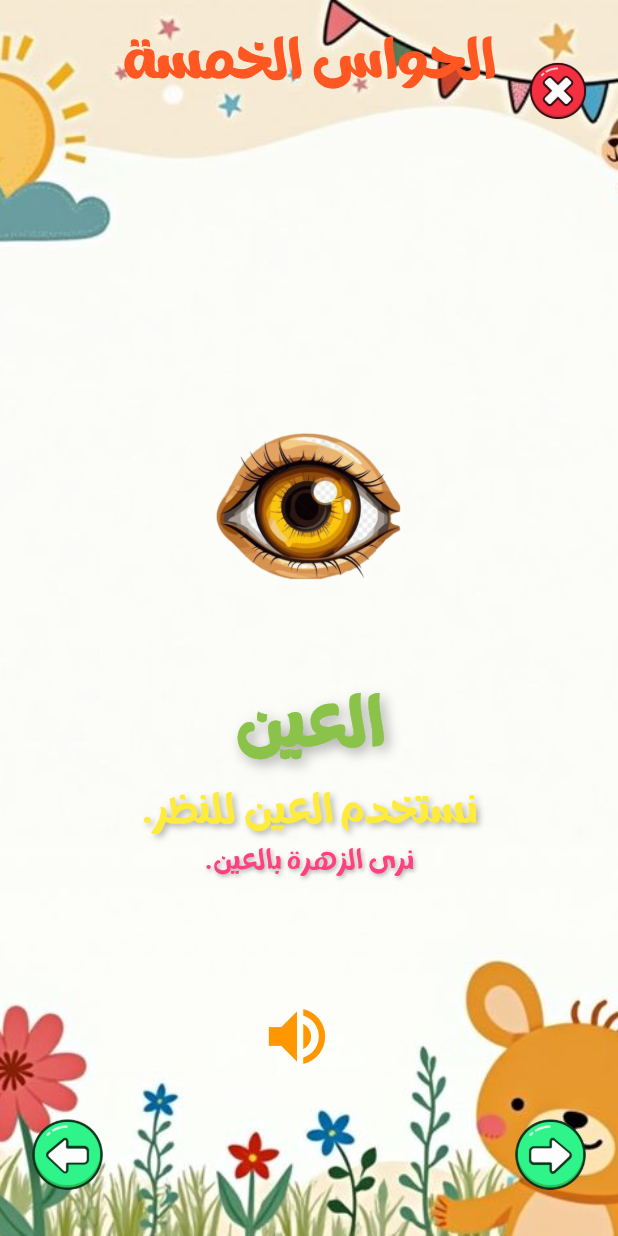
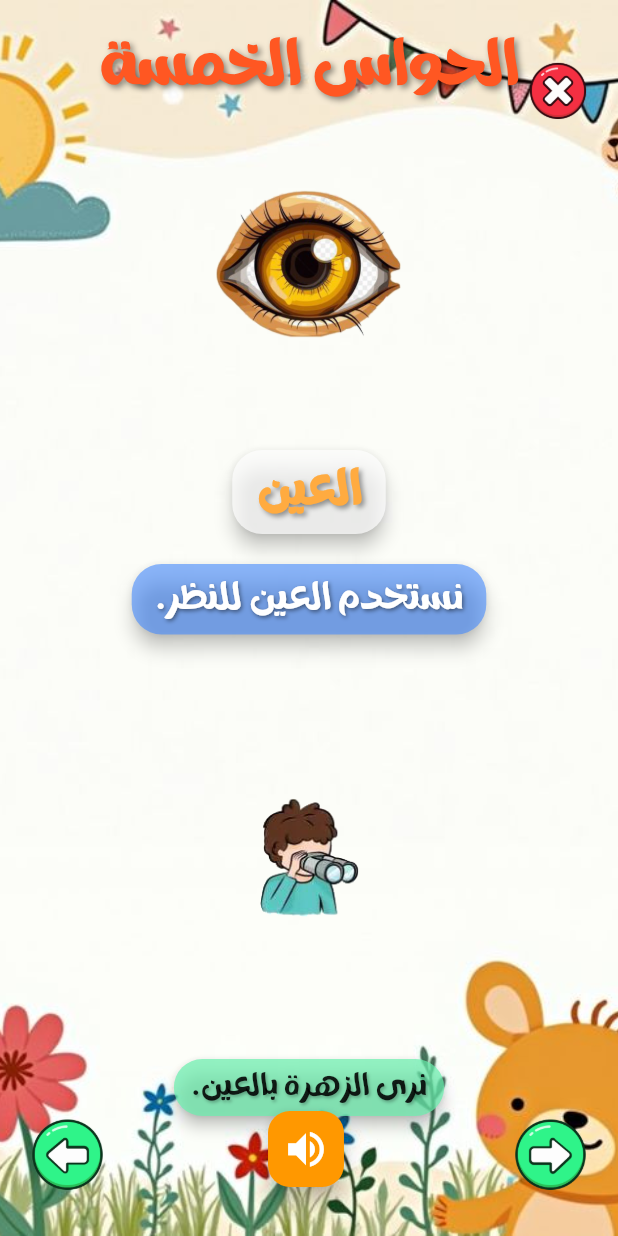
Before and after one commit to BatoolHardan/kids-education-app, a Flutter app: the LearnScreen screen opened directly, on a phone screen of 412 x 824 dp. Run offline on Flutter 3.47's test engine with Material 3 defaults, Android fonts, the phone set to English and light mode, and no system bars; our stand-ins replace audioplayers, cloud_firestore, firebase_auth, firebase_core, flutter_native_splash, font_awesome_flutter and 3 more; accounts and stored records are empty.

Commit message:
change file

```diff
--- a/lib/pages/learnscreen2.dart
+++ b/lib/pages/learnscreen2.dart
@@ -5,6 +5,7 @@ import 'package:pro5/Button/previous_button.dart';
 import 'package:pro5/animations/animates_image.dart';
 import 'package:pro5/animations/page_sound_controller.dart';
 import 'package:pro5/animations/sound_play.dart';
+import 'package:pro5/pages/onboarding/pulsing_screen.dart';
 import 'package:pro5/utils/navigation_utils.dart';
 import 'package:pro5/pages/HisaDetail/six_model.dart';
 
@@ -26,37 +27,19 @@ class LearnScreen extends StatefulWidget {
   State<LearnScreen> createState() => _LearnScreenState();
 }
 
-class _LearnScreenState extends State<LearnScreen>
-    with TickerProviderStateMixin {
+class _LearnScreenState extends State<LearnScreen> {
   late final PageController _pageController;
   late final DynamicPageController _controller;
   int _currentIndex = 0;
   late AnimationController _titleAnimationController;
   late AnimationController _descAnimationController;
   late AnimationController _exampleAnimationController;
+
   @override
   void initState() {
     super.initState();
     _pageController = PageController();
-    _titleAnimationController = AnimationController(
-      vsync: this,
-      duration: Duration(milliseconds: 800),
-    );
-    _descAnimationController = AnimationController(
-      vsync: this,
-      duration: Duration(milliseconds: 1000),
-    );
 
-    _exampleAnimationController = AnimationController(
-      vsync: this,
-      duration: Duration(milliseconds: 1200),
-    );
-    // بدء الأنيميشن بعد تأخير بسيط
-    Future.delayed(Duration(milliseconds: 300), () {
-      _titleAnimationController.forward();
-      _descAnimationController.forward();
-      _exampleAnimationController.forward();
-    });
     _controller = DynamicPageController(
       pageController: _pageController,
       soundManager: SoundManager(),
@@ -114,97 +97,114 @@ class _LearnScreenState extends State<LearnScreen>
                 ),
                 const SizedBox(height: 20),
 
-                AnimatedBuilder(
-                  animation: _titleAnimationController,
-                  builder: (context, child) {
-                    return Transform.translate(
-                      offset: Offset(
-                        0,
-                        (1 - _titleAnimationController.value) * 50,
+                // النص الأول
+                Card(
+                  color: Colors.white.withOpacity(0.7),
+                  shape: RoundedRectangleBorder(
+                    borderRadius: BorderRadius.circular(20),
                   ),
-                      child: Opacity(
-                        opacity: _titleAnimationController.value,
+                  elevation: 5,
+                  child: Padding(
+                    padding: const EdgeInsets.symmetric(
+                      horizontal: 16,
+                      vertical: 8,
+                    ),
                     child: Text(
                       currentItem.title,
-                          style: TextStyle(
-                            fontSize: 40,
+                      style: const TextStyle(
+                        fontSize: 28,
                         fontWeight: FontWeight.bold,
-                            color: Colors.lightGreen,
+                        color: Colors.orangeAccent,
                         fontFamily: 'Ghayaty',
                         shadows: [
                           Shadow(
-                                color: Colors.black.withOpacity(0.3),
-                                blurRadius: 10,
-                                offset: Offset(3, 3),
-                              ),
-                            ],
-                          ),
-                        ),
-                      ),
-                    );
-                  },
-                ),
-
-                const SizedBox(height: 10),
-
-                // النص الثاني (الوصف)
-                AnimatedBuilder(
-                  animation: _descAnimationController,
-                  builder: (context, child) {
-                    return Transform.scale(
-                      scale: _descAnimationController.value,
-                      child: Opacity(
-                        opacity: _descAnimationController.value,
-                        child: Text(
-                          currentItem.desc,
-                          style: TextStyle(
-                            fontSize: 24,
-                            color: Colors.yellow,
-                            fontFamily: 'Ghayaty',
-                            shadows: [
-                              Shadow(
-                                color: Colors.black.withOpacity(0.3),
-                                blurRadius: 5,
+                            blurRadius: 4,
+                            color: Colors.black38,
                             offset: Offset(2, 2),
                           ),
                         ],
                       ),
+                      textAlign: TextAlign.center,
                     ),
                   ),
-                    );
-                  },
+                ),
+                const SizedBox(height: 12),
+
+                // النص الثاني (الوصف)
+                Card(
+                  color: Colors.blueAccent.withOpacity(0.6),
+                  shape: RoundedRectangleBorder(
+                    borderRadius: BorderRadius.circular(20),
+                  ),
+                  elevation: 5,
+                  child: Padding(
+                    padding: const EdgeInsets.symmetric(
+                      horizontal: 16,
+                      vertical: 8,
+                    ),
+                    child: Text(
+                      currentItem.desc,
+                      style: const TextStyle(
+                        fontSize: 22,
+                        fontWeight: FontWeight.w500,
+                        color: Colors.white,
+                        fontFamily: 'Ghayaty',
+                        shadows: [
+                          Shadow(
+                            blurRadius: 3,
+                            color: Colors.black45,
+                            offset: Offset(1, 1),
+                          ),
+                        ],
+                      ),
+                      textAlign: TextAlign.center,
+                    ),
+                  ),
+                ),
+                const SizedBox(height: 20),
+
+                // الصورة الثانية
+                DynamicAnimatedSwitcher(
+                  duration: const Duration(milliseconds: 600),
+                  childKey: ValueKey(currentItem.objectImage),
+                  child: Image.asset(
+                    currentItem.objectImage,
+                    height: 250,
+                    fit: BoxFit.contain,
+                  ),
                 ),
                 const SizedBox(height: 5),
 
                 // النص الثالث (المثال)
-                AnimatedBuilder(
-                  animation: _exampleAnimationController,
-                  builder: (context, child) {
-                    return Transform.rotate(
-                      angle: (1 - _exampleAnimationController.value) * 0.2,
-                      child: Transform.scale(
-                        scale: _exampleAnimationController.value,
-                        child: Opacity(
-                          opacity: _exampleAnimationController.value,
+                Card(
+                  color: Colors.greenAccent.withOpacity(0.7),
+                  shape: RoundedRectangleBorder(
+                    borderRadius: BorderRadius.circular(20),
+                  ),
+                  elevation: 4,
+                  child: Padding(
+                    padding: const EdgeInsets.symmetric(
+                      horizontal: 12,
+                      vertical: 6,
+                    ),
                     child: Text(
                       currentItem.example,
-                            style: TextStyle(
-                              fontSize: 16,
-                              color: Colors.pinkAccent,
+                      style: const TextStyle(
+                        fontSize: 18,
+                        fontWeight: FontWeight.w400,
+                        color: Colors.black87,
                         fontFamily: 'Ghayaty',
                         shadows: [
                           Shadow(
-                                  color: Colors.black.withOpacity(0.3),
-                                  blurRadius: 3,
+                            blurRadius: 2,
+                            color: Colors.black26,
                             offset: Offset(1, 1),
                           ),
                         ],
                       ),
+                      textAlign: TextAlign.center,
                     ),
                   ),
-                      ),
-                    );
-                  },
                 ),
               ],
             ),
@@ -219,10 +219,17 @@ class _LearnScreenState extends State<LearnScreen>
                 child: Text(
                   widget.title,
                   style: const TextStyle(
-                    fontSize: 32,
+                    fontSize: 36,
                     fontWeight: FontWeight.bold,
                     fontFamily: 'Ghayaty',
                     color: Colors.deepOrange,
+                    shadows: [
+                      Shadow(
+                        blurRadius: 5,
+                        color: Colors.black45,
+                        offset: Offset(2, 2),
+                      ),
+                    ],
                   ),
                   textAlign: TextAlign.center,
                 ),
@@ -257,12 +264,22 @@ class _LearnScreenState extends State<LearnScreen>
           ),
 
           // زر إعادة تشغيل الصوت
+          // زر إعادة تشغيل الصوت (دائري + نبض)
           Positioned(
-            bottom: 100,
-            right: MediaQuery.of(context).size.width / 2 - 25,
-            child: IconButton(
-              icon: const Icon(Icons.volume_up, size: 50, color: Colors.orange),
+            bottom: 30, // نفس مستوى أزرار السابق والتالي
+            left:
+                MediaQuery.of(context).size.width / 2 -
+                30, // لتوسيطه تمامًا بين الزرين
+            child: PulsingWidget(
+              child: FloatingActionButton(
+                backgroundColor: Colors.orange, // 👈 اللون البرتقالي يجذب الطفل
                 onPressed: () => _controller.playCurrentSound(),
+                child: const Icon(
+                  Icons.volume_up,
+                  size: 35,
+                  color: Colors.white,
+                ), // أيقونة الصوت
+              ),
             ),
           ),
 
--- a/lib/pages/onboarding/pulsing_screen.dart
+++ b/lib/pages/onboarding/pulsing_screen.dart
@@ -21,6 +21,7 @@ class PulsingWidget extends StatefulWidget {
 class _PulsingWidgetState extends State<PulsingWidget>
     with SingleTickerProviderStateMixin {
   late AnimationController _pulseController;
+  late Animation<double> _animation;
 
   @override
   void initState() {
@@ -28,9 +29,14 @@ class _PulsingWidgetState extends State<PulsingWidget>
     _pulseController = AnimationController(
       vsync: this,
       duration: widget.duration,
-      lowerBound: widget.lowerBound,
-      upperBound: widget.upperBound,
     )..repeat(reverse: true);
+
+    _animation = Tween<double>(
+      begin: widget.lowerBound,
+      end: widget.upperBound,
+    ).animate(
+      CurvedAnimation(parent: _pulseController, curve: Curves.easeInOut),
+    );
   }
 
   @override
@@ -41,6 +47,6 @@ class _PulsingWidgetState extends State<PulsingWidget>
 
   @override
   Widget build(BuildContext context) {
-    return ScaleTransition(scale: _pulseController, child: widget.child);
+    return ScaleTransition(scale: _animation, child: widget.child);
   }
 }
```
Lines whose indentation alone changed are shown as unchanged.
